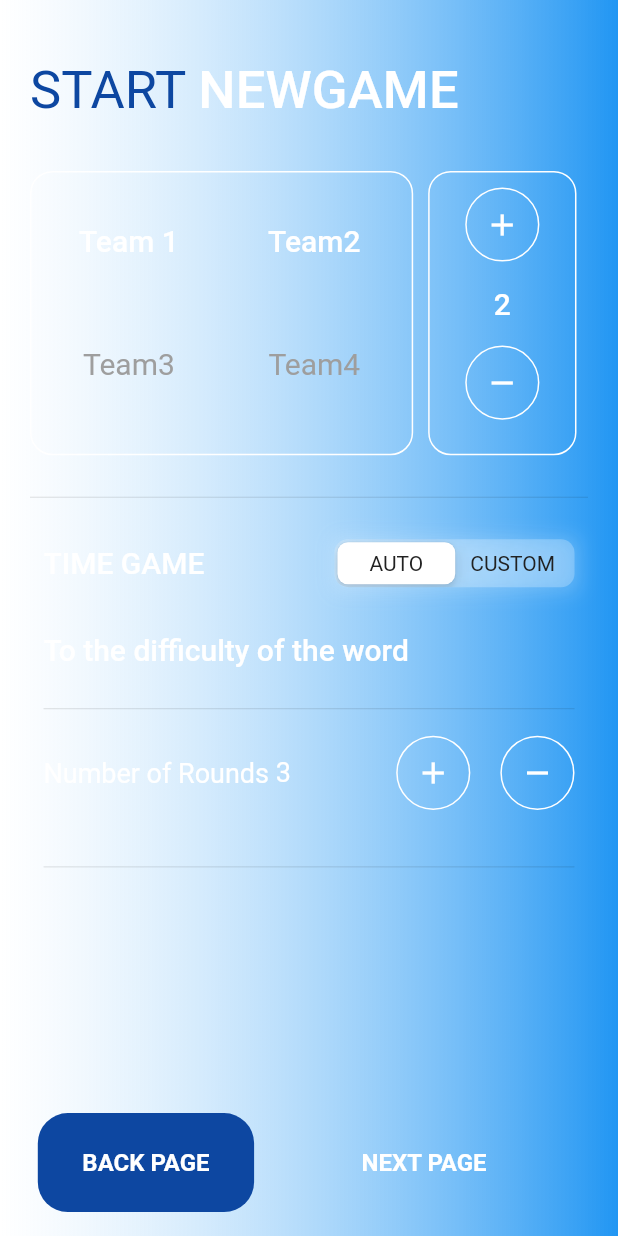
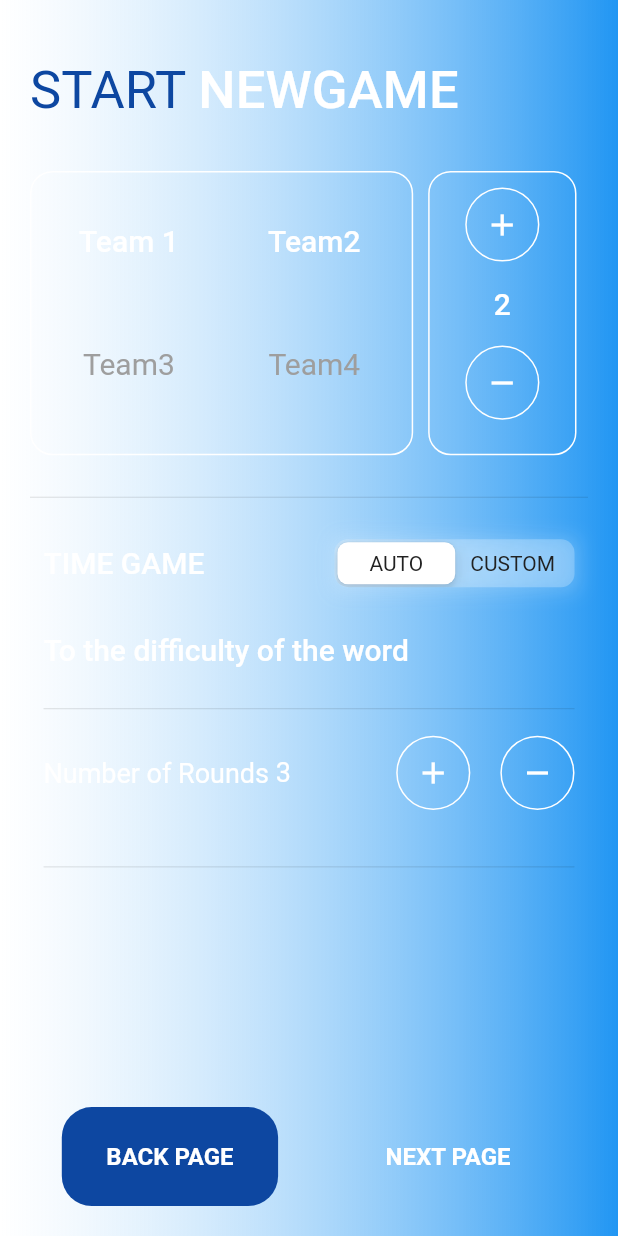
Before and after one commit to mahdinaghikhanii/pantomim-game, a Flutter app: the MenoScreans screen opened directly, after a tap on the "play arrow" icon, on a phone screen of 412 x 824 dp. Run offline on Flutter 3.47's test engine with Material 2 defaults, Android fonts, the phone set to English and light mode, and no system bars; our stand-ins replace animate_do, just_audio, shared_preferences; accounts and stored records are empty.

Commit message:
add alarm  song in time screans and change me meno style

```diff
--- a/lib/views/auth/meno_screans.dart
+++ b/lib/views/auth/meno_screans.dart
@@ -236,13 +236,14 @@ class _MenoScreans extends State<MenoScreans> with TickerProviderStateMixin {
       child: Container(
         decoration: backgroundDefaultScafold,
         child: Scaffold(
+          floatingActionButtonLocation:
+              FloatingActionButtonLocation.centerDocked,
           floatingActionButton: Padding(
             // ignore: prefer_const_constructors
-            padding: EdgeInsets.only(right: 0, bottom: 10, left: 20),
-            child: Row(
-                mainAxisSize: MainAxisSize.max,
-                mainAxisAlignment: MainAxisAlignment.spaceEvenly,
-                children: [
+            padding: EdgeInsets.only(
+              bottom: Constans.padding,
+            ),
+            child: Row(mainAxisAlignment: MainAxisAlignment.center, children: [
               CricleButton(
                 iconColor: kblue,
                 iconData: Icons.settings,
@@ -256,11 +257,11 @@ class _MenoScreans extends State<MenoScreans> with TickerProviderStateMixin {
                 },
               ),
               const SizedBox(
-                    width: 8,
+                width: 80,
               ),
               CricleButton(
-                    iconData: Icons.arrow_circle_up_rounded,
-                    iconColor: Colors.yellow,
+                iconData: Icons.wine_bar,
+                iconColor: const Color(0xFFFFA000),
                 onTap: () {},
               ),
             ]),
--- a/lib/views/auth/type_of_match_screans.dart
+++ b/lib/views/auth/type_of_match_screans.dart
@@ -90,8 +90,13 @@ class _ChoiceYourTopicState extends State<ChoiceYourTopic> {
       decoration: backgroundDefaultScafold,
       child: Scaffold(
           resizeToAvoidBottomInset: false,
-          floatingActionButton:
-              Row(mainAxisAlignment: MainAxisAlignment.spaceEvenly, children: [
+          floatingActionButtonLocation:
+              FloatingActionButtonLocation.centerDocked,
+          floatingActionButton: Padding(
+            padding: const EdgeInsets.only(bottom: Constans.padding),
+            child: Row(
+                mainAxisAlignment: MainAxisAlignment.spaceEvenly,
+                children: [
                   DounleFloattingButton(
                     ontap: () {
                       _backPage();
@@ -110,6 +115,7 @@ class _ChoiceYourTopicState extends State<ChoiceYourTopic> {
                     highlightColor: Colors.transparent,
                   )
                 ]),
+          ),
           backgroundColor: Colors.transparent,
           body: Container(
             padding: const EdgeInsets.only(top: 20),
--- a/lib/views/dialog_screns/dialog_choice_your_topic.dart
+++ b/lib/views/dialog_screns/dialog_choice_your_topic.dart
@@ -66,7 +66,7 @@ class DialogShow extends StatelessWidget {
         alignment: Alignment.center,
         children: <Widget>[
           Positioned(
-              top: -size.height * 0.04,
+              top: -size.height * 0.03,
               child: Container(
                 decoration: BoxDecoration(
                     borderRadius: BorderRadius.circular(30),
@@ -86,7 +86,7 @@ class DialogShow extends StatelessWidget {
                     ])),
               ),
               width: size.width * 0.64,
-              height: size.height * 0.07),
+              height: size.height * 0.06),
           Padding(
             padding:
                 const EdgeInsets.only(left: 0, right: 10, top: 34, bottom: 0),
--- a/lib/views/widgets/circle_button.dart
+++ b/lib/views/widgets/circle_button.dart
@@ -1,4 +1,5 @@
 import 'package:flutter/material.dart';
+import 'package:pantomim/theme/constant.dart';
 
 class CricleButton extends StatelessWidget {
   final Function()? onTap;
@@ -20,8 +21,8 @@ class CricleButton extends StatelessWidget {
         height: 80,
         decoration: const BoxDecoration(boxShadow: [
           BoxShadow(
-            color: Colors.white54,
-            spreadRadius: 01.0,
+            color: kwhite,
+            spreadRadius: 00.0,
           )
         ], color: Colors.transparent, shape: BoxShape.circle),
         child: Icon(
--- a/pubspec.yaml
+++ b/pubspec.yaml
@@ -41,6 +41,8 @@ dependencies:
   animate_do: ^2.0.0
   shared_preferences: ^2.0.11
   rxdart: ^0.27.3
+  just_audio: ^0.9.20
+  just_audio_libwinmedia: ^0.0.4
   dependencies:
 
 
@@ -88,7 +90,7 @@ flutter:
     - assets/images/topic/
     - assets/icons/
     - assets/audio/
-    - assets/readmy/
+
   #   - images/a_dot_ham.jpeg
   # An image asset can refer to one or more resolution-specific "variants", see
   # https://flutter.dev/assets-and-images/#resolution-aware.
```
Also changed, not shown: lib/views/auth/detail_game_screans_for_lunch.dart (+8 -2 lines), lib/views/auth/time_screans.dart (+13 -0 lines), pubspec.lock, 3 other files. Lines whose indentation alone changed are shown as unchanged.
